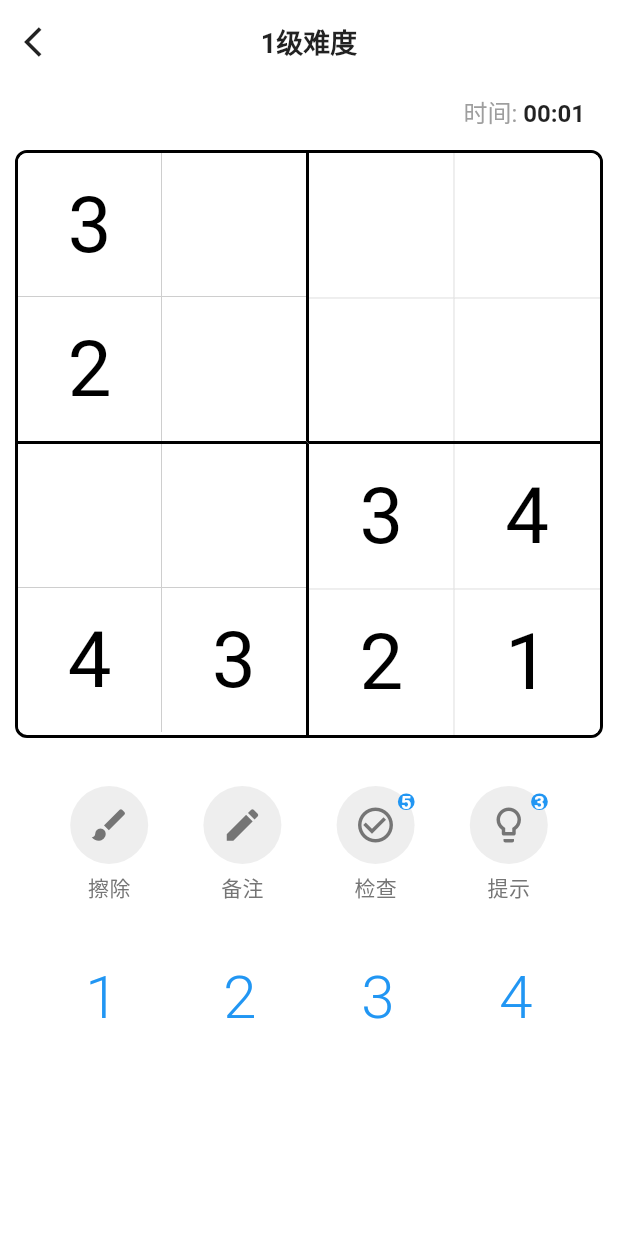
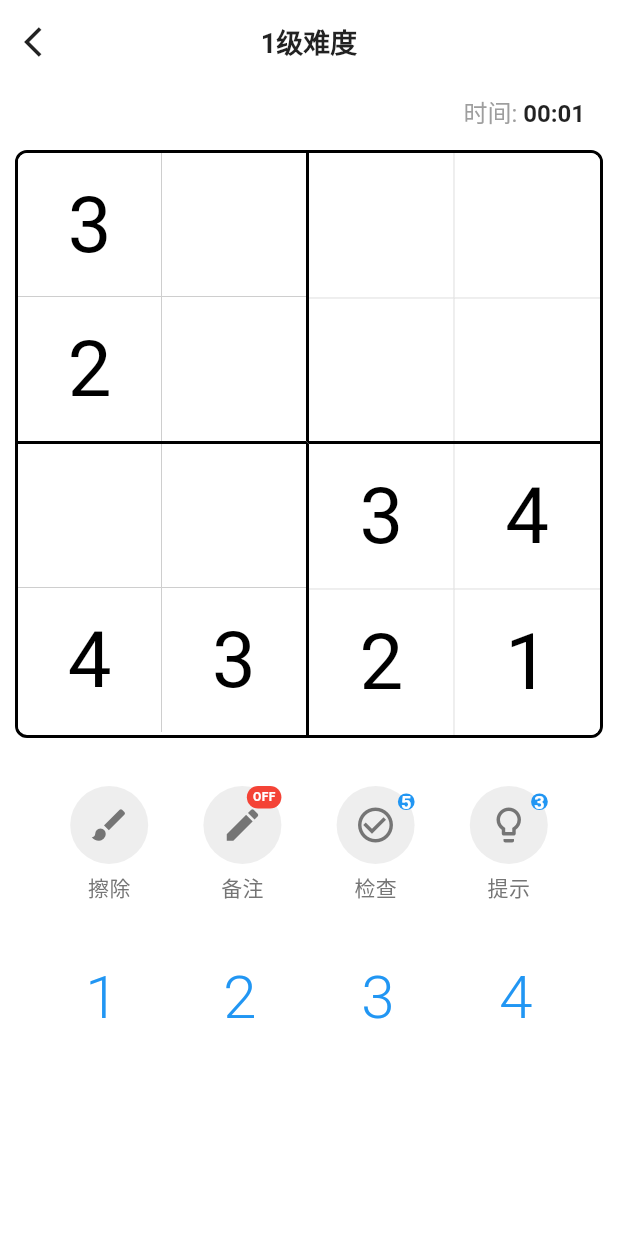
Before and after one commit to jinjiazhang/sudoku, a Flutter app: the screen it shows after launch, after a tap on "开始游戏", on a phone screen of 412 x 824 dp. Run offline on Flutter 3.47's test engine with Material 3 defaults, Android fonts, the phone set to English and light mode, and no system bars; Roboto replaces fonts that are missing (SF Pro Display).

Commit message:
note mode

```diff
--- a/lib/screens/sudoku_screen.dart
+++ b/lib/screens/sudoku_screen.dart
@@ -285,7 +285,7 @@ class _SudokuScreenState extends State<SudokuScreen> {
                                   icon: Icons.edit,
                                   label: '备注',
                                   isActive: isNoteMode,
-                                  activeText: 'OFF',
+                                  showOnOff: true,
                                   onPressed: _toggleNoteMode,
                                 ),
                                 _buildToolButton(
@@ -334,7 +334,7 @@ class _SudokuScreenState extends State<SudokuScreen> {
     required String label,
     VoidCallback? onPressed,
     bool isActive = false,
-    String? activeText,
+    bool showOnOff = false,
     int? badgeCount,
   }) {
     bool isDisabled = onPressed == null;
@@ -351,21 +351,34 @@ class _SudokuScreenState extends State<SudokuScreen> {
                 CircleAvatar(
                   radius: 26,
                   backgroundColor: isDisabled ? Colors.grey[300] : Colors.grey[200],
-                  child: isActive && activeText != null
-                      ? Text(
-                          activeText,
-                          style: TextStyle(
-                            color: isDisabled ? Colors.grey[400] : Colors.grey,
-                            fontSize: 10,
-                            fontWeight: FontWeight.bold,
-                          ),
-                        )
-                      : Icon(
+                  child: Icon(
                     icon,
                     color: isDisabled ? Colors.grey[400] : Colors.grey[600],
                     size: 28,
                   ),
                 ),
+                // ON/OFF指示器
+                if (showOnOff)
+                  Positioned(
+                    right: 0,
+                    top: 0,
+                    child: Container(
+                      padding: const EdgeInsets.symmetric(horizontal: 4, vertical: 2),
+                      decoration: BoxDecoration(
+                        color: isActive ? Colors.green : Colors.red,
+                        borderRadius: BorderRadius.circular(8),
+                      ),
+                      child: Text(
+                        isActive ? 'ON' : 'OFF',
+                        style: const TextStyle(
+                          color: Colors.white,
+                          fontSize: 8,
+                          fontWeight: FontWeight.bold,
+                        ),
+                      ),
+                    ),
+                  ),
+                // 数字徽章
                 if (badgeCount != null && badgeCount > 0)
                   Positioned(
                     right: 0,
```
Also changed, not shown: pubspec.lock. Lines whose indentation alone changed are shown as unchanged.
